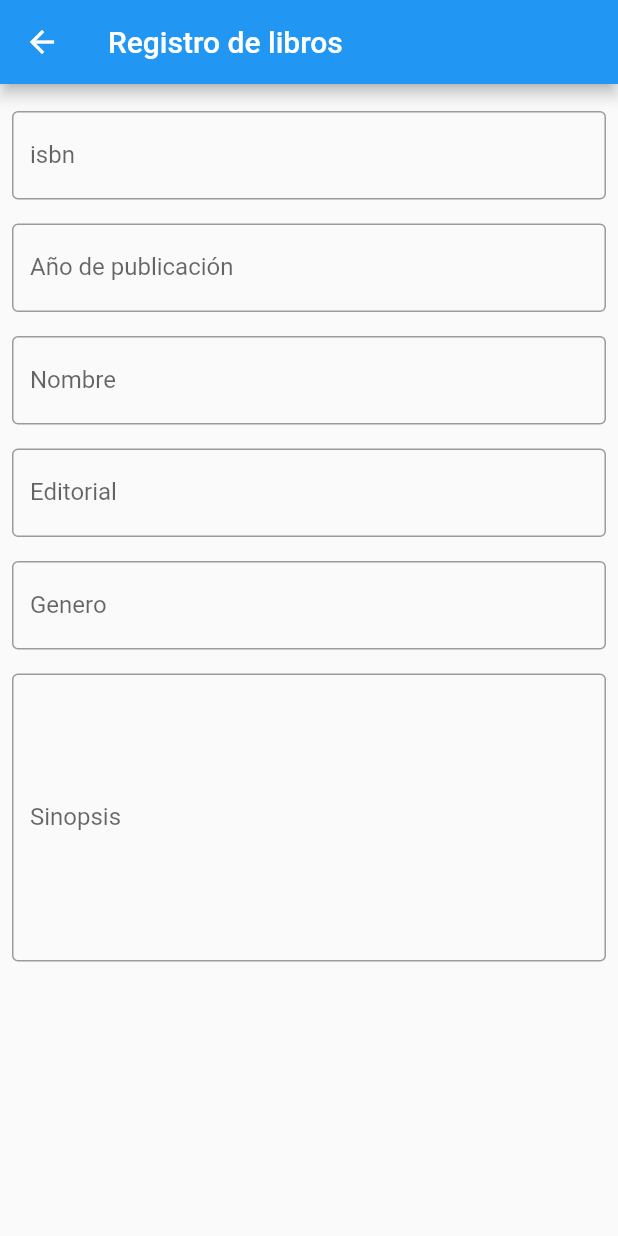
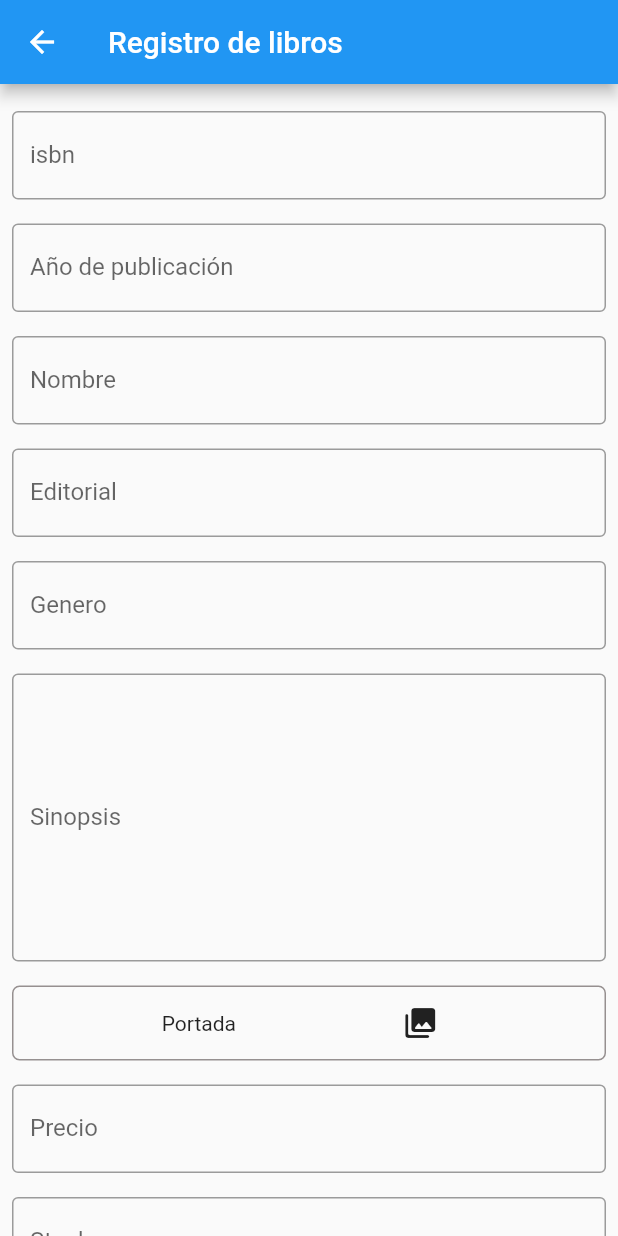
Before and after one commit to manuellopezhenao/FlutterBooks, a Flutter app: the screen it shows after launch, on a phone screen of 412 x 824 dp. Run offline on Flutter 3.47's test engine with Material 2 defaults, Android fonts, the phone set to English and light mode, and no system bars; our stand-ins replace dio; network calls fail.

Commit message:
Register

```diff
--- a/lib/main.dart
+++ b/lib/main.dart
@@ -1,7 +1,9 @@
 import 'package:books/pages/books_page.dart';
 import 'package:books/pages/detalle_page.dart';
 import 'package:books/pages/register_books.dart';
+import 'package:books/provider/book_provider.dart';
 import 'package:flutter/material.dart';
+import 'package:provider/provider.dart';
 
 void main() {
   runApp(const MyApp());
@@ -13,17 +15,20 @@ class MyApp extends StatelessWidget {
   // This widget is the root of your application.
   @override
   Widget build(BuildContext context) {
-    return MaterialApp(
+    return ChangeNotifierProvider(
+            create: (_) => BooksProvider(),
+
+      child: MaterialApp(
         initialRoute: '/register',
         routes: {
-        '/': (BuildContext context) => BooksPage(),
+          '/': (BuildContext context) => const BooksPage(),
           '/detalle': (BuildContext context) => const BooksDetails(),
           "/register": (BuildContext context) => const RegisterBooks(),
         },
         title: 'Flutter Demo',
         theme: ThemeData(
-
           primarySwatch: Colors.blue,
+        ),
       ),
     );
   }
--- a/lib/pages/register_books.dart
+++ b/lib/pages/register_books.dart
@@ -78,6 +78,77 @@ class RegisterBooks extends StatelessWidget {
                       ),
                     ),
                   ),
+                  Padding(
+                      padding: const EdgeInsets.all(8.0),
+                      child: Container(
+                        // add border
+                        decoration: BoxDecoration(
+                          borderRadius: BorderRadius.circular(5),
+                          border: Border.all(
+                            color: const Color.fromARGB(255, 150, 144, 144),
+                            width: 1.0,
+                          ),
+                        ),
+                        child: Row(
+                          mainAxisAlignment: MainAxisAlignment.spaceEvenly,
+                          children: [
+                            const Text("Portada"),
+                            IconButton(
+                                onPressed: () {},
+                                icon: const Icon(Icons.photo_library_rounded))
+                          ],
+                        ),
+                      )),
+                  Padding(
+                    padding: const EdgeInsets.all(8.0),
+                    child: TextFormField(
+                      keyboardType: TextInputType.number,
+                      decoration: const InputDecoration(
+                        border: OutlineInputBorder(),
+                        labelText: 'Precio',
+                      ),
+                    ),
+                  ),
+                  Padding(
+                    padding: const EdgeInsets.all(8.0),
+                    child: TextFormField(
+                      keyboardType: TextInputType.number,
+                      decoration: const InputDecoration(
+                        border: OutlineInputBorder(),
+                        labelText: 'Stock',
+                      ),
+                    ),
+                  ),
+                  Padding(
+                    padding: const EdgeInsets.all(8.0),
+                    child: TextFormField(
+                      keyboardType: TextInputType.number,
+                      decoration: const InputDecoration(
+                        border: OutlineInputBorder(),
+                        labelText: 'Autor',
+                      ),
+                    ),
+                  ),
+                  Padding(
+                      padding: const EdgeInsets.all(8.0),
+                      child: Container(
+                        // add border
+                        decoration: BoxDecoration(
+                          borderRadius: BorderRadius.circular(5),
+                          border: Border.all(
+                            color: const Color.fromARGB(255, 150, 144, 144),
+                            width: 1.0,
+                          ),
+                        ),
+                        child: Row(
+                          mainAxisAlignment: MainAxisAlignment.spaceEvenly,
+                          children: [
+                            const Text("Autor"),
+                            IconButton(
+                                onPressed: () {}, icon: const Icon(Icons.add))
+                          ],
+                        ),
+                      )),
                 ],
               );
             },
```
Also changed, not shown: lib/pages/books_page.dart (+12 -9 lines), lib/pages/detalle_page.dart (+1 -23 lines), lib/provider/book_provider.dart (+21 -4 lines), pubspec.lock, 1 other file. Lines whose indentation alone changed are shown as unchanged.
